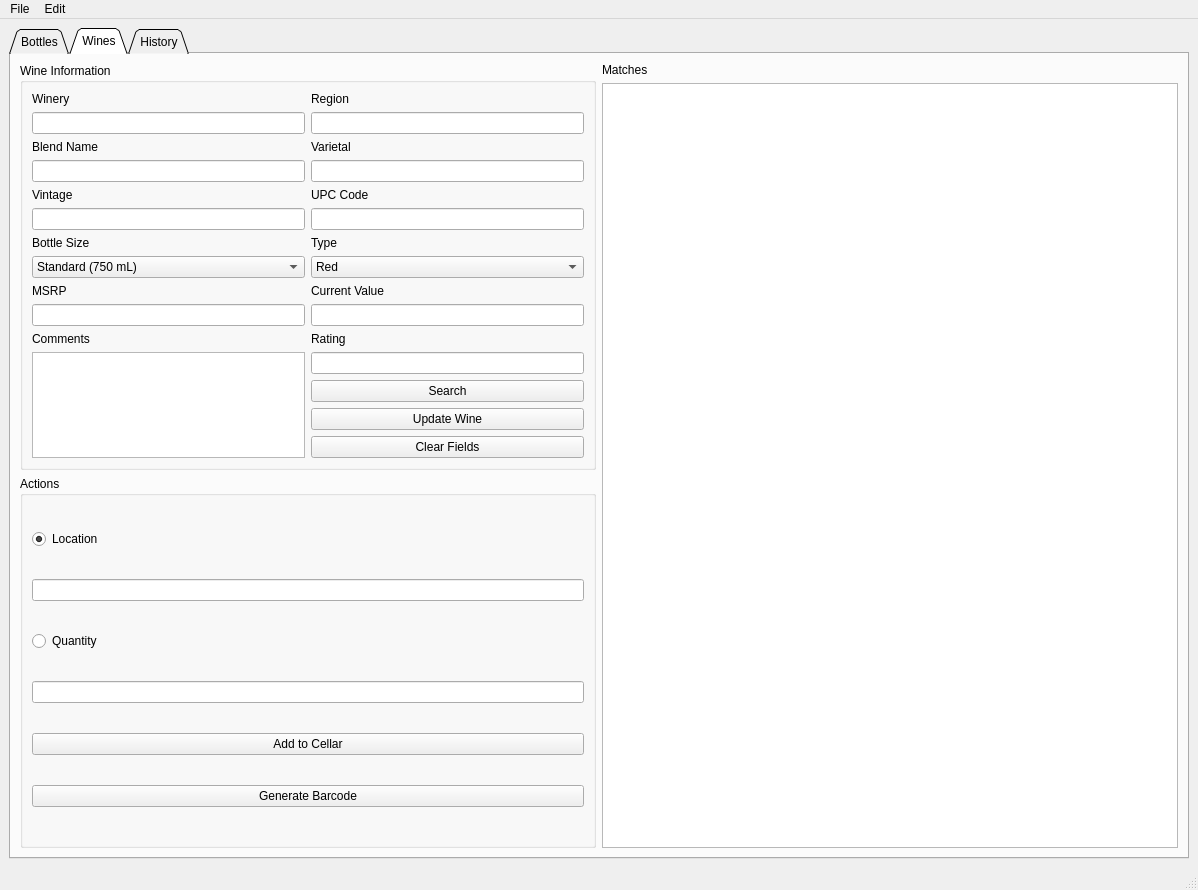
First picture: the form in interface.ui, repository sailorbob134280/Vinny, before the edit.
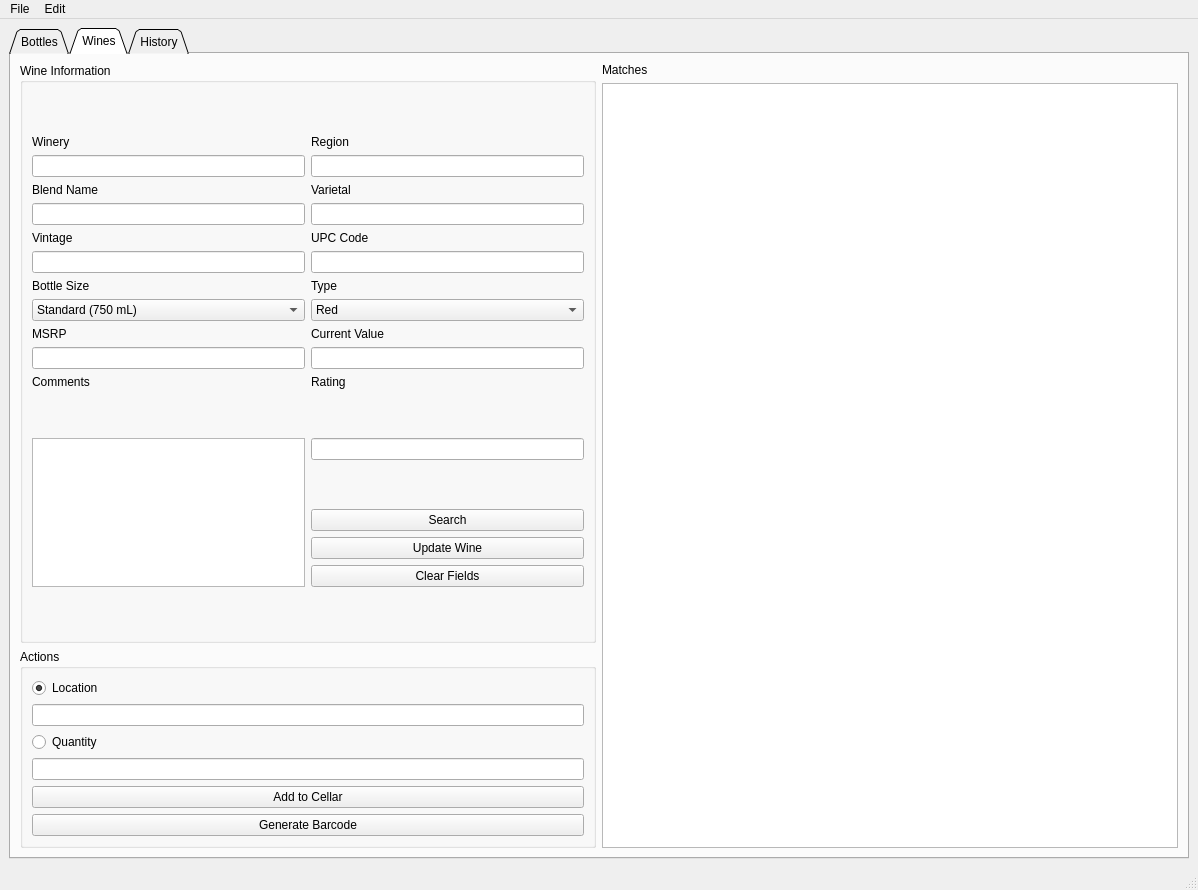
Second picture: the form after the edit. Icons and pictures are not drawn.

What changed in the file:
```diff
--- a/interface.ui
+++ b/interface.ui
@@ -256,6 +256,12 @@
         </item>
         <item row="1" column="0">
          <widget class="QGroupBox" name="groupBox_5">
+          <property name="sizePolicy">
+           <sizepolicy hsizetype="Preferred" vsizetype="Fixed">
+            <horstretch>0</horstretch>
+            <verstretch>0</verstretch>
+           </sizepolicy>
+          </property>
           <property name="title">
            <string>Actions</string>
           </property>
@@ -314,6 +320,12 @@
             <layout class="QVBoxLayout" name="verticalLayout_5">
              <item>
               <widget class="QLabel" name="label_7">
+               <property name="sizePolicy">
+                <sizepolicy hsizetype="Preferred" vsizetype="Fixed">
+                 <horstretch>0</horstretch>
+                 <verstretch>0</verstretch>
+                </sizepolicy>
+               </property>
                <property name="text">
                 <string>Region</string>
                </property>
@@ -328,6 +340,12 @@
              </item>
              <item>
               <widget class="QLabel" name="label_5">
+               <property name="sizePolicy">
+                <sizepolicy hsizetype="Preferred" vsizetype="Fixed">
+                 <horstretch>0</horstretch>
+                 <verstretch>0</verstretch>
+                </sizepolicy>
+               </property>
                <property name="text">
                 <string>Varietal</string>
                </property>
@@ -342,6 +360,12 @@
              </item>
              <item>
               <widget class="QLabel" name="label_12">
+               <property name="sizePolicy">
+                <sizepolicy hsizetype="Preferred" vsizetype="Fixed">
+                 <horstretch>0</horstretch>
+                 <verstretch>0</verstretch>
+                </sizepolicy>
+               </property>
                <property name="text">
                 <string>UPC Code</string>
                </property>
@@ -352,6 +376,12 @@
              </item>
              <item>
               <widget class="QLabel" name="label_8">
+               <property name="sizePolicy">
+                <sizepolicy hsizetype="Preferred" vsizetype="Fixed">
+                 <horstretch>0</horstretch>
+                 <verstretch>0</verstretch>
+                </sizepolicy>
+               </property>
                <property name="text">
                 <string>Type</string>
                </property>
@@ -393,6 +423,12 @@
              </item>
              <item>
               <widget class="QLabel" name="label_10">
+               <property name="sizePolicy">
+                <sizepolicy hsizetype="Preferred" vsizetype="Fixed">
+                 <horstretch>0</horstretch>
+                 <verstretch>0</verstretch>
+                </sizepolicy>
+               </property>
                <property name="text">
                 <string>Current Value</string>
                </property>
@@ -401,19 +437,31 @@
              <item>
               <widget class="QLineEdit" name="AddBottleCurrentValue"/>
              </item>
+             <item>
+              <widget class="QLabel" name="label_15">
+               <property name="sizePolicy">
+                <sizepolicy hsizetype="Preferred" vsizetype="Fixed">
+                 <horstretch>0</horstretch>
+                 <verstretch>0</verstretch>
+                </sizepolicy>
+               </property>
+               <property name="text">
+                <string>Rating</string>
+               </property>
+              </widget>
+             </item>
             </layout>
            </item>
-           <item row="3" column="0">
-            <widget class="QLabel" name="label_13">
-             <property name="text">
-              <string>Comments</string>
-             </property>
-            </widget>
-           </item>
            <item row="2" column="0">
             <layout class="QVBoxLayout" name="verticalLayout_4">
              <item>
               <widget class="QLabel" name="label_3">
+               <property name="sizePolicy">
+                <sizepolicy hsizetype="Preferred" vsizetype="Fixed">
+                 <horstretch>0</horstretch>
+                 <verstretch>0</verstretch>
+                </sizepolicy>
+               </property>
                <property name="text">
                 <string>Winery</string>
                </property>
@@ -428,6 +476,12 @@
              </item>
              <item>
               <widget class="QLabel" name="label_4">
+               <property name="sizePolicy">
+                <sizepolicy hsizetype="Preferred" vsizetype="Fixed">
+                 <horstretch>0</horstretch>
+                 <verstretch>0</verstretch>
+                </sizepolicy>
+               </property>
                <property name="text">
                 <string>Blend Name</string>
                </property>
@@ -438,6 +492,12 @@
              </item>
              <item>
               <widget class="QLabel" name="label_6">
+               <property name="sizePolicy">
+                <sizepolicy hsizetype="Preferred" vsizetype="Fixed">
+                 <horstretch>0</horstretch>
+                 <verstretch>0</verstretch>
+                </sizepolicy>
+               </property>
                <property name="text">
                 <string>Vintage</string>
                </property>
@@ -448,6 +508,12 @@
              </item>
              <item>
               <widget class="QLabel" name="label_14">
+               <property name="sizePolicy">
+                <sizepolicy hsizetype="Preferred" vsizetype="Fixed">
+                 <horstretch>0</horstretch>
+                 <verstretch>0</verstretch>
+                </sizepolicy>
+               </property>
                <property name="text">
                 <string>Bottle Size</string>
                </property>
@@ -507,6 +573,12 @@
              </item>
              <item>
               <widget class="QLabel" name="label_9">
+               <property name="sizePolicy">
+                <sizepolicy hsizetype="Preferred" vsizetype="Fixed">
+                 <horstretch>0</horstretch>
+                 <verstretch>0</verstretch>
+                </sizepolicy>
+               </property>
                <property name="text">
                 <string>MSRP</string>
                </property>
@@ -515,6 +587,19 @@
              <item>
               <widget class="QLineEdit" name="AddBottleMSRP"/>
              </item>
+             <item>
+              <widget class="QLabel" name="label_13">
+               <property name="sizePolicy">
+                <sizepolicy hsizetype="Preferred" vsizetype="Fixed">
+                 <horstretch>0</horstretch>
+                 <verstretch>0</verstretch>
+                </sizepolicy>
+               </property>
+               <property name="text">
+                <string>Comments</string>
+               </property>
+              </widget>
+             </item>
             </layout>
            </item>
            <item row="5" column="1">
@@ -546,18 +631,17 @@
              </item>
             </layout>
            </item>
-           <item row="3" column="1">
-            <widget class="QLabel" name="label_15">
-             <property name="text">
-              <string>Rating</string>
-             </property>
-            </widget>
-           </item>
            <item row="4" column="1">
             <widget class="QLineEdit" name="AddBottleRating"/>
            </item>
            <item row="4" column="0" rowspan="2">
             <widget class="QTextEdit" name="AddBottleComments">
+             <property name="sizePolicy">
+              <sizepolicy hsizetype="Preferred" vsizetype="Preferred">
+               <horstretch>0</horstretch>
+               <verstretch>0</verstretch>
+              </sizepolicy>
+             </property>
              <property name="placeholderText">
               <string/>
              </property>
```
Left out of the diff: 58 changed lines with no effect on the pictures.
